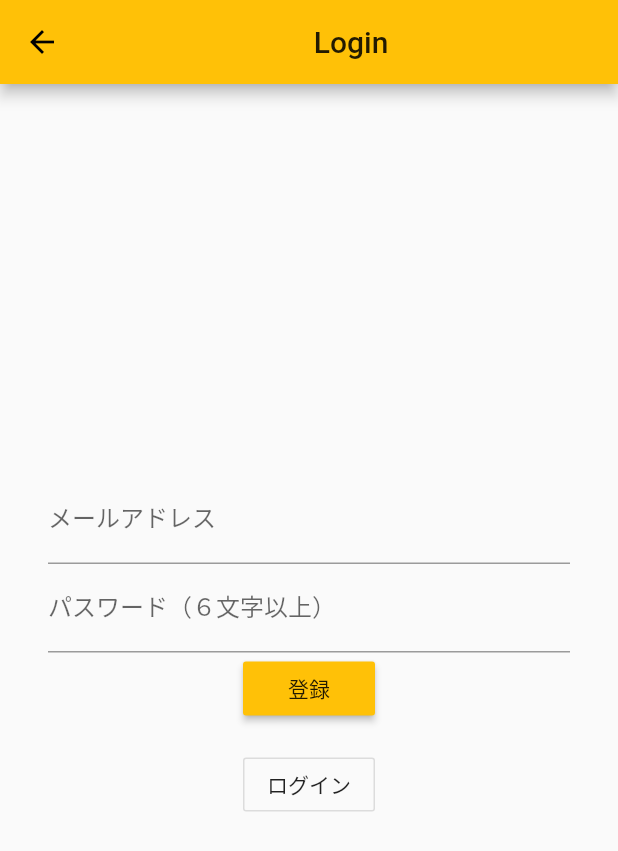
After one commit to cheonho19/project1, a Flutter app: the Login screen opened by its route, on a phone screen of 412 x 824 dp. The commit adds this screen. Shown: the top 851 px of the screen. Run offline on Flutter 3.47's test engine with Material 2 defaults, Android fonts, the phone set to English and light mode, and no system bars; our stand-ins replace cloud_firestore, firebase_auth, firebase_core, fluttertoast; accounts and stored records are empty; network calls fail.

Commit message:
ログイン画面作成。 次回課題：ログイン情報をhomeに引き継げるようにしたい。

```diff
--- /dev/null
+++ b/lib/login.dart
@@ -0,0 +1,138 @@
+import 'dart:io';
+
+import 'package:flutter/material.dart';
+import 'package:cloud_firestore/cloud_firestore.dart';
+import 'package:firebase_core/firebase_core.dart';
+import 'package:firebase_auth/firebase_auth.dart';
+import 'package:fluttertoast/fluttertoast.dart';
+import 'main.dart';
+import 'analysis.dart';
+import 'inputForm.dart';
+import 'root.dart';
+import 'splash.dart';
+
+class Login extends StatefulWidget {
+  @override
+  _MyLogin createState() => _MyLogin();
+}
+
+class _MyLogin extends State<Login> {
+
+  String UserEmail = "";// 入力されたメールアドレス
+  String UserPassword = "";// 入力されたパスワード
+  String infoText = "";// 登録・ログインに関する情報を表示
+
+  @override
+  Widget build(BuildContext context) {
+    return Scaffold(
+      appBar: AppBar(
+        title: const Center(child: Text("Login")),
+      ),
+      body: Center(
+        child: SingleChildScrollView(
+          padding: EdgeInsets.all(32),
+          child: Column(
+            children: <Widget>[
+              TextFormField(
+                // テキスト入力のラベルを設定
+                decoration: const InputDecoration(
+                  labelText: "メールアドレス",
+                ),
+                onChanged: (String value) {
+                  setState(() {
+                    UserEmail = value;
+                  });
+                },
+              ),
+              TextFormField(
+                decoration: const InputDecoration(
+                  labelText: "パスワード（６文字以上）",
+                ),
+                // パスワードが見えないようにする
+                obscureText: true,
+                onChanged: (String value) {
+                  setState(() {
+                    UserPassword = value;
+                  });
+                },
+              ),
+              RaisedButton(
+                color: Colors.amber,
+                child: Text("登録"),
+                onPressed: () async {
+                  try {
+                    // メール/パスワードでユーザー登録
+                    final FirebaseAuth _auth = FirebaseAuth.instance;
+                    final UserCredential userCredential = await _auth.createUserWithEmailAndPassword(
+                      email: UserEmail,
+                      password: UserPassword,
+                    );
+                    //ユーザ登録に成功した場合
+                    //チャット画面に遷移＋ログイン画面を破棄
+                    final user = userCredential.user;
+                    await Navigator.pushReplacementNamed(context, "/root", arguments: user);
+                    // 登録したユーザー情報
+                    /*setState(() {
+                      infoText = "登録OK：${user.email}";
+                    }); */
+                  } catch (e) {
+                    // 登録に失敗した場合
+                    setState(() {
+                      infoText = "登録NG：${e.message}";
+                    });
+                  }
+                },
+              ),
+              Text(infoText),
+
+              /*Container(height: 32),
+              TextFormField(
+                decoration: InputDecoration(labelText: "メールアドレス"),
+                onChanged: (String value) {
+                  setState(() {
+                    loginUserEmail = value;
+                  });
+                },
+              ),
+              TextFormField(
+                decoration: InputDecoration(labelText: "パスワード"),
+                obscureText: true,
+                onChanged: (String value) {
+                  setState(() {
+                    loginUserPassword = value;
+                  });
+                },
+              ), */
+              OutlineButton(
+                child: Text("ログイン"),
+                onPressed: () async {
+                  try {
+                    // メール/パスワードでログイン
+                    final FirebaseAuth auth = FirebaseAuth.instance;
+                    final UserCredential userCredential = await auth.signInWithEmailAndPassword(
+                      email: UserEmail,
+                      password: UserPassword,
+                    );
+                    // ログインに成功した場合
+                    //チャット画面に遷移＋ログイン画面を破棄
+                    await Navigator.pushReplacementNamed(context, "/root");
+                    /*final user = userCredential.user;
+                    setState(() {
+                      infoText = "ログインOK：${user.email}";
+                    }); */
+                  } catch (e) {
+                    // ログインに失敗した場合
+                    setState(() {
+                      infoText = "ログインNG：${e.message}";
+                    });
+                  }
+                },
+              ),
+              Text(infoText),
+            ],
+          ),
+        ),
+      ),
+    );
+  }
+}
--- /dev/null
+++ b/lib/splash.dart
@@ -0,0 +1,43 @@
+import 'package:flutter/material.dart';
+import 'package:cloud_firestore/cloud_firestore.dart';
+import 'package:firebase_core/firebase_core.dart';
+import 'package:firebase_auth/firebase_auth.dart';
+import 'package:fluttertoast/fluttertoast.dart';
+import 'dart:async';
+import 'home.dart';
+import 'analysis.dart';
+import 'inputForm.dart';
+import 'root.dart';
+import 'login.dart';
+
+User firebaseUser;
+final FirebaseAuth _auth = FirebaseAuth.instance;
+
+class Splash extends StatelessWidget {
+  @override
+  Widget build(BuildContext context) {
+    _getUser(context);
+    return Scaffold(
+      body: Center(
+        child: const Text("スプラッシュ画面"),
+      ),
+      //home: RootWidget(),
+    );
+  }
+}
+
+void _getUser(BuildContext context) async {
+  try {
+    firebaseUser = await _auth.currentUser;
+    if (firebaseUser == null) { //まだログインしていない時は
+      await _auth.signInAnonymously(); //匿名ログインをする
+      firebaseUser = await _auth.currentUser; //ユーザーは匿名ログイン者になる
+      //Navigator.pushReplacementNamed(context, "/login"); //ログイン画面に移動する
+    }else{
+      //Navigator.pushReplacementNamed(context, "/root");
+      Navigator.pushReplacementNamed(context, "/login");
+    } //ログイン画面に移動する
+  }catch(e) {
+    Fluttertoast.showToast(msg: "Firebaseとの接続に失敗しました。");
+  }
+}
--- a/pubspec.yaml
+++ b/pubspec.yaml
@@ -23,6 +23,9 @@ environment:
 dependencies:
   flutter:
     sdk: flutter
+  firebase_core: ^0.5.0
+  firebase_auth: ^0.18.3
+  fluttertoast: ^7.1.4
 
 
   # The following adds the Cupertino Icons font to your application.
```
Also changed, not shown: lib/analysis.dart (+32 -18 lines), lib/authentication.dart (added, +142 -0 lines), lib/calendar.dart (added, +24 -0 lines), lib/home.dart (+5 -2 lines), lib/main.dart (+22 -2 lines), lib/root.dart (+7 -28 lines), pubspec.lock.
